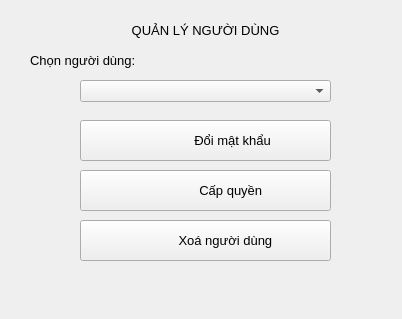
Qt form quanlyuser.ui (si13ncer/DoAnCTDL) before a commit.
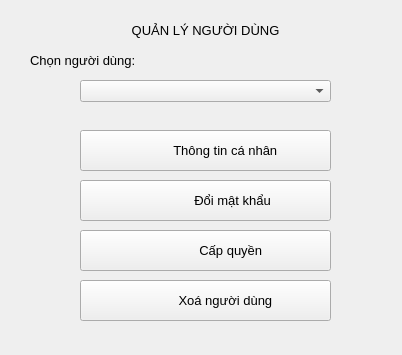
The same form after that commit. Icons and pictures are not drawn.

```diff
--- a/quanlyuser.ui
+++ b/quanlyuser.ui
@@ -7,7 +7,7 @@
     <x>0</x>
     <y>0</y>
     <width>402</width>
-    <height>319</height>
+    <height>355</height>
    </rect>
   </property>
   <property name="font">
@@ -58,7 +58,7 @@
    <property name="geometry">
     <rect>
      <x>80</x>
-     <y>120</y>
+     <y>180</y>
      <width>251</width>
      <height>41</height>
     </rect>
@@ -87,7 +87,7 @@
    <property name="geometry">
     <rect>
      <x>80</x>
-     <y>170</y>
+     <y>230</y>
      <width>251</width>
      <height>41</height>
     </rect>
@@ -113,7 +113,7 @@
    <property name="geometry">
     <rect>
      <x>80</x>
-     <y>220</y>
+     <y>280</y>
      <width>251</width>
      <height>41</height>
     </rect>
@@ -135,6 +135,40 @@
     <enum>Qt::ToolButtonTextBesideIcon</enum>
    </property>
   </widget>
+  <widget class="QToolButton" name="btnTt">
+   <property name="geometry">
+    <rect>
+     <x>80</x>
+     <y>130</y>
+     <width>251</width>
+     <height>41</height>
+    </rect>
+   </property>
+   <property name="font">
+    <font>
+     <pointsize>10</pointsize>
+    </font>
+   </property>
+   <property name="layoutDirection">
+    <enum>Qt::LeftToRight</enum>
+   </property>
+   <property name="text">
+    <string>           Thông tin cá nhân</string>
+   </property>
+   <property name="icon">
+    <iconset resource="res.qrc">
+     <normaloff>:/res/res/icon/personal.png</normaloff>:/res/res/icon/personal.png</iconset>
+   </property>
+   <property name="iconSize">
+    <size>
+     <width>30</width>
+     <height>30</height>
+    </size>
+   </property>
+   <property name="toolButtonStyle">
+    <enum>Qt::ToolButtonTextBesideIcon</enum>
+   </property>
+  </widget>
  </widget>
  <resources>
   <include location="res.qrc"/>
```
